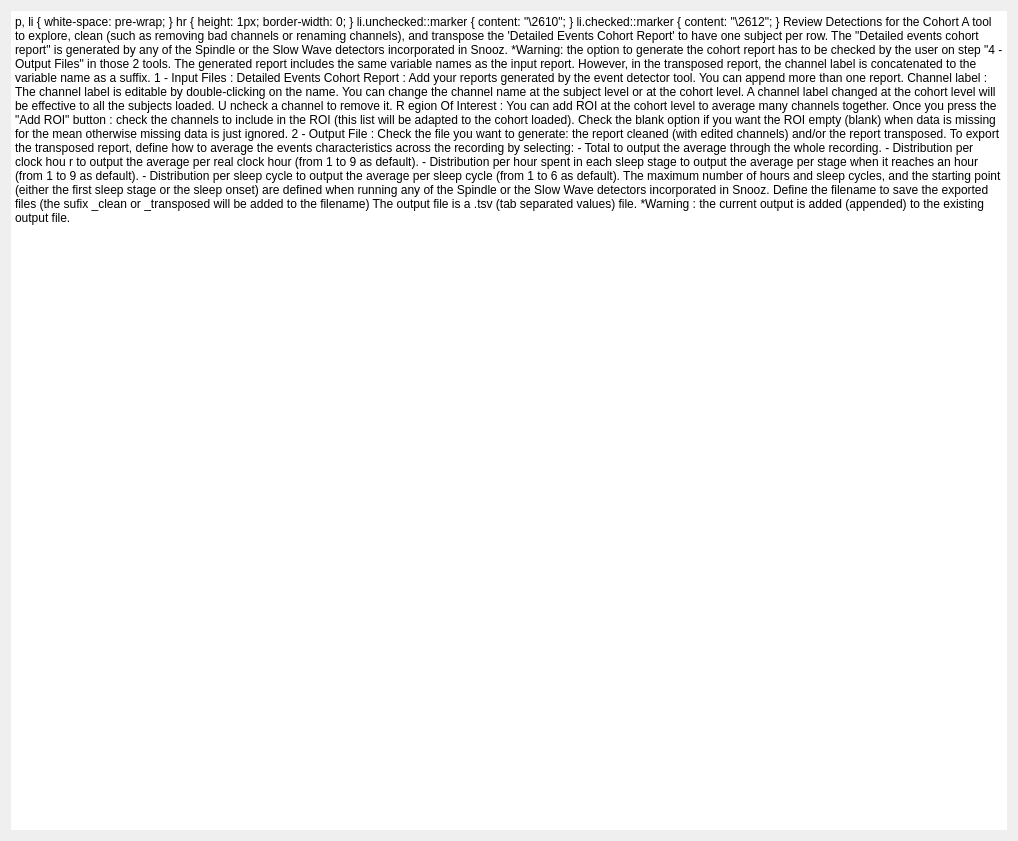
Old version of the form tools/CEAMSTools/DetectionsCohortReview/IntroStep/Ui_IntroStep.ui in the repository SnoozToolbox/snooz-package-ceams.
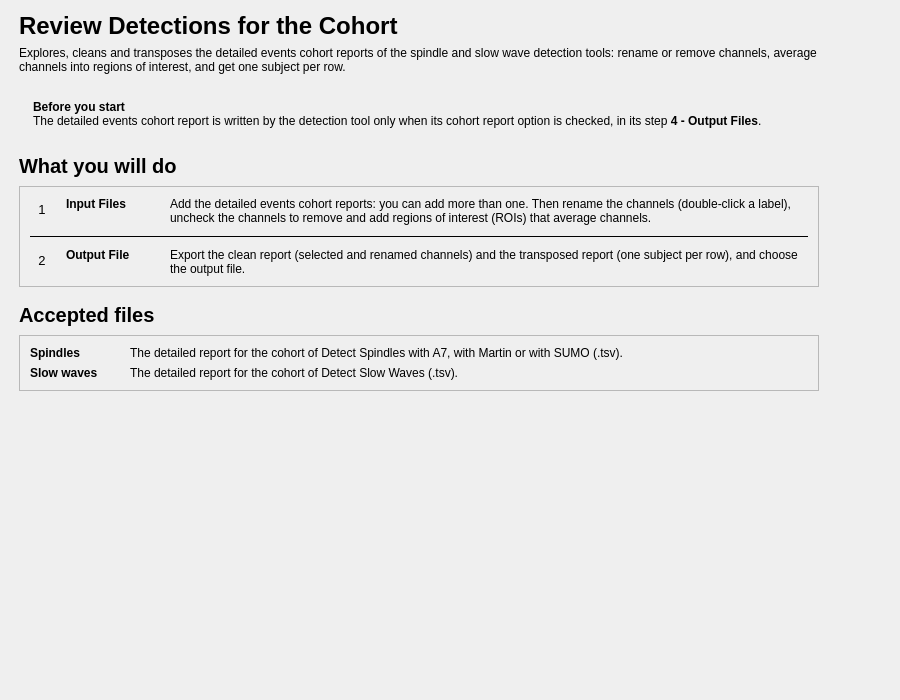
New version of the form.

Commit message: Review Detections for the Cohort: redesigned pages (tool 2.2.2)

```diff
--- a/tools/CEAMSTools/DetectionsCohortReview/IntroStep/Ui_IntroStep.ui
+++ b/tools/CEAMSTools/DetectionsCohortReview/IntroStep/Ui_IntroStep.ui
@@ -6,77 +6,476 @@
    <rect>
     <x>0</x>
     <y>0</y>
-    <width>1018</width>
-    <height>841</height>
+    <width>900</width>
+    <height>700</height>
    </rect>
   </property>
   <property name="windowTitle">
    <string/>
   </property>
-  <layout class="QHBoxLayout" name="horizontalLayout">
+  <layout class="QVBoxLayout" name="verticalLayout">
+   <property name="leftMargin">
+    <number>19</number>
+   </property>
+   <property name="topMargin">
+    <number>12</number>
+   </property>
+   <property name="rightMargin">
+    <number>19</number>
+   </property>
+   <property name="bottomMargin">
+    <number>12</number>
+   </property>
    <item>
-    <widget class="QTextEdit" name="textEdit">
-     <property name="frameShape">
-      <enum>QFrame::Shape::NoFrame</enum>
+    <layout class="QHBoxLayout" name="content_row" stretch="1,0">
+     <property name="leftMargin">
+      <number>0</number>
      </property>
-     <property name="frameShadow">
-      <enum>QFrame::Shadow::Plain</enum>
+     <property name="topMargin">
+      <number>0</number>
      </property>
-     <property name="lineWidth">
+     <property name="rightMargin">
       <number>0</number>
      </property>
-     <property name="readOnly">
-      <bool>true</bool>
+     <property name="bottomMargin">
+      <number>0</number>
      </property>
-     <property name="html">
-      <string>&lt;!DOCTYPE HTML PUBLIC &quot;-//W3C//DTD HTML 4.0//EN&quot; &quot;http://www.w3.org/TR/REC-html40/strict.dtd&quot;&gt;
-&lt;html&gt;&lt;head&gt;&lt;meta name=&quot;qrichtext&quot; content=&quot;1&quot; /&gt;&lt;meta charset=&quot;utf-8&quot; /&gt;&lt;style type=&quot;text/css&quot;&gt;
-p, li { white-space: pre-wrap; }
-hr { height: 1px; border-width: 0; }
-li.unchecked::marker { content: &quot;\2610&quot;; }
-li.checked::marker { content: &quot;\2612&quot;; }
-&lt;/style&gt;&lt;/head&gt;&lt;body style=&quot; font-size:12pt; font-weight:400; font-style:normal;&quot;&gt;
-&lt;p style=&quot;-qt-paragraph-type:empty; margin-top:0px; margin-bottom:0px; margin-left:0px; margin-right:0px; -qt-block-indent:0; text-indent:0px;&quot;&gt;&lt;br /&gt;&lt;/p&gt;
-&lt;p style=&quot; margin-top:0px; margin-bottom:0px; margin-left:0px; margin-right:0px; -qt-block-indent:0; text-indent:0px;&quot;&gt;&lt;span style=&quot; font-weight:600;&quot;&gt;Review Detections for the Cohort &lt;/span&gt;&lt;/p&gt;
-&lt;p style=&quot;-qt-paragraph-type:empty; margin-top:0px; margin-bottom:0px; margin-left:0px; margin-right:0px; -qt-block-indent:0; text-indent:0px; font-weight:600;&quot;&gt;&lt;br /&gt;&lt;/p&gt;
-&lt;p style=&quot; margin-top:0px; margin-bottom:0px; margin-left:0px; margin-right:0px; -qt-block-indent:0; text-indent:0px;&quot;&gt;A tool to explore, clean (such as removing bad channels or renaming channels), and transpose the 'Detailed Events Cohort Report' to have one subject per row.&lt;/p&gt;
-&lt;p style=&quot;-qt-paragraph-type:empty; margin-top:0px; margin-bottom:0px; margin-left:0px; margin-right:0px; -qt-block-indent:0; text-indent:0px;&quot;&gt;&lt;br /&gt;&lt;/p&gt;
-&lt;p style=&quot; margin-top:0px; margin-bottom:0px; margin-left:0px; margin-right:0px; -qt-block-indent:0; text-indent:0px;&quot;&gt;The &amp;quot;Detailed events cohort report&amp;quot; is generated by any of the Spindle or the Slow Wave detectors incorporated in Snooz.&lt;/p&gt;
-&lt;p style=&quot; margin-top:0px; margin-bottom:0px; margin-left:0px; margin-right:0px; -qt-block-indent:0; text-indent:0px;&quot;&gt;*Warning: the option to generate the cohort report has to be checked by the user on step &amp;quot;4 - Output Files&amp;quot; in those 2 tools.&lt;/p&gt;
-&lt;p style=&quot;-qt-paragraph-type:empty; margin-top:0px; margin-bottom:0px; margin-left:0px; margin-right:0px; -qt-block-indent:0; text-indent:0px;&quot;&gt;&lt;br /&gt;&lt;/p&gt;
-&lt;p style=&quot; margin-top:0px; margin-bottom:0px; margin-left:0px; margin-right:0px; -qt-block-indent:0; text-indent:0px;&quot;&gt;The generated report includes the same variable names as the input report. However, in the transposed report, the channel label is concatenated to the variable name as a suffix.&lt;/p&gt;
-&lt;p style=&quot;-qt-paragraph-type:empty; margin-top:0px; margin-bottom:0px; margin-left:0px; margin-right:0px; -qt-block-indent:0; text-indent:0px;&quot;&gt;&lt;br /&gt;&lt;/p&gt;
-&lt;p style=&quot; margin-top:0px; margin-bottom:0px; margin-left:0px; margin-right:0px; -qt-block-indent:0; text-indent:0px;&quot;&gt;&lt;span style=&quot; text-decoration: underline;&quot;&gt;1 - Input Files :&lt;/span&gt;&lt;/p&gt;
-&lt;p style=&quot;-qt-paragraph-type:empty; margin-top:0px; margin-bottom:0px; margin-left:0px; margin-right:0px; -qt-block-indent:0; text-indent:0px; text-decoration: underline;&quot;&gt;&lt;br /&gt;&lt;/p&gt;
-&lt;p style=&quot; margin-top:0px; margin-bottom:0px; margin-left:0px; margin-right:0px; -qt-block-indent:0; text-indent:0px;&quot;&gt;&lt;span style=&quot; font-weight:700;&quot;&gt;Detailed Events Cohort Report : &lt;/span&gt;&lt;/p&gt;
-&lt;p style=&quot; margin-top:0px; margin-bottom:0px; margin-left:0px; margin-right:0px; -qt-block-indent:0; text-indent:0px;&quot;&gt;Add your reports generated by the event detector tool.&lt;/p&gt;
-&lt;p style=&quot; margin-top:0px; margin-bottom:0px; margin-left:0px; margin-right:0px; -qt-block-indent:0; text-indent:0px;&quot;&gt;You can append more than one report. &lt;/p&gt;
-&lt;p style=&quot;-qt-paragraph-type:empty; margin-top:0px; margin-bottom:0px; margin-left:0px; margin-right:0px; -qt-block-indent:0; text-indent:0px;&quot;&gt;&lt;br /&gt;&lt;/p&gt;
-&lt;p style=&quot; margin-top:0px; margin-bottom:0px; margin-left:0px; margin-right:0px; -qt-block-indent:0; text-indent:0px;&quot;&gt;&lt;span style=&quot; font-weight:700;&quot;&gt;Channel label : &lt;/span&gt;&lt;/p&gt;
-&lt;p style=&quot; margin-top:0px; margin-bottom:0px; margin-left:0px; margin-right:0px; -qt-block-indent:0; text-indent:0px;&quot;&gt;&lt;span style=&quot; color:#000000; background-color:transparent;&quot;&gt;The channel label is editable by double-clicking on the name.&lt;/span&gt;&lt;/p&gt;
-&lt;p style=&quot; margin-top:0px; margin-bottom:0px; margin-left:0px; margin-right:0px; -qt-block-indent:0; text-indent:0px;&quot;&gt;&lt;span style=&quot; color:#000000; background-color:transparent;&quot;&gt;You can change the channel name at the subject level or at the cohort level.&lt;/span&gt;&lt;/p&gt;
-&lt;p style=&quot; margin-top:0px; margin-bottom:0px; margin-left:0px; margin-right:0px; -qt-block-indent:0; text-indent:0px; line-height:138%;&quot;&gt;&lt;span style=&quot; color:#000000; background-color:transparent;&quot;&gt;A channel label changed at the cohort level will be effective to all the subjects loaded.&lt;br /&gt;&lt;/span&gt;&lt;a name=&quot;docs-internal-guid-f4d620f5-7fff-c293-f18e-2502f4c333fa&quot;&gt;&lt;/a&gt;&lt;span style=&quot; color:#000000; background-color:transparent;&quot;&gt;U&lt;/span&gt;&lt;span style=&quot; color:#000000; background-color:transparent;&quot;&gt;ncheck a channel to remove it.&lt;/span&gt;&lt;/p&gt;
-&lt;p style=&quot;-qt-paragraph-type:empty; margin-top:0px; margin-bottom:0px; margin-left:0px; margin-right:0px; -qt-block-indent:0; text-indent:0px; line-height:138%; color:#000000;&quot;&gt;&lt;br /&gt;&lt;/p&gt;
-&lt;p style=&quot; margin-top:0px; margin-bottom:0px; margin-left:0px; margin-right:0px; -qt-block-indent:0; text-indent:0px; line-height:138%;&quot;&gt;&lt;a name=&quot;docs-internal-guid-dddb6927-7fff-085b-95eb-f8ee0decd42b&quot;&gt;&lt;/a&gt;&lt;span style=&quot; font-weight:700; color:#000000; background-color:transparent;&quot;&gt;R&lt;/span&gt;&lt;span style=&quot; font-weight:700; color:#000000; background-color:transparent;&quot;&gt;egion Of Interest : &lt;/span&gt;&lt;/p&gt;
-&lt;p style=&quot; margin-top:0px; margin-bottom:0px; margin-left:0px; margin-right:0px; -qt-block-indent:0; text-indent:0px; line-height:138%;&quot;&gt;&lt;span style=&quot; color:#000000; background-color:transparent;&quot;&gt;You can add ROI at the cohort level to average many channels together.&lt;/span&gt;&lt;/p&gt;
-&lt;p style=&quot; margin-top:0px; margin-bottom:0px; margin-left:0px; margin-right:0px; -qt-block-indent:0; text-indent:0px; line-height:138%;&quot;&gt;&lt;span style=&quot; color:#000000; background-color:transparent;&quot;&gt;Once you press the &amp;quot;Add ROI&amp;quot; button : check the channels to include in the ROI (this list will be adapted to the cohort loaded).&lt;/span&gt;&lt;/p&gt;
-&lt;p style=&quot; margin-top:0px; margin-bottom:0px; margin-left:0px; margin-right:0px; -qt-block-indent:0; text-indent:0px; line-height:138%;&quot;&gt;&lt;span style=&quot; color:#000000; background-color:transparent;&quot;&gt;Check the blank option if you want the ROI empty (blank) when data is missing for the mean otherwise missing data is just ignored.&lt;/span&gt;&lt;/p&gt;
-&lt;p style=&quot;-qt-paragraph-type:empty; margin-top:0px; margin-bottom:0px; margin-left:0px; margin-right:0px; -qt-block-indent:0; text-indent:0px;&quot;&gt;&lt;br /&gt;&lt;/p&gt;
-&lt;p style=&quot; margin-top:0px; margin-bottom:0px; margin-left:0px; margin-right:0px; -qt-block-indent:0; text-indent:0px;&quot;&gt;&lt;span style=&quot; text-decoration: underline;&quot;&gt;2 - Output File :&lt;/span&gt;&lt;/p&gt;
-&lt;p style=&quot;-qt-paragraph-type:empty; margin-top:0px; margin-bottom:0px; margin-left:0px; margin-right:0px; -qt-block-indent:0; text-indent:0px; text-decoration: underline;&quot;&gt;&lt;br /&gt;&lt;/p&gt;
-&lt;p style=&quot; margin-top:0px; margin-bottom:0px; margin-left:0px; margin-right:0px; -qt-block-indent:0; text-indent:0px;&quot;&gt;Check the file you want to generate: the report cleaned (with edited channels) and/or the report transposed. &lt;/p&gt;
-&lt;p style=&quot;-qt-paragraph-type:empty; margin-top:0px; margin-bottom:0px; margin-left:0px; margin-right:0px; -qt-block-indent:0; text-indent:0px;&quot;&gt;&lt;br /&gt;&lt;/p&gt;
-&lt;p style=&quot; margin-top:0px; margin-bottom:0px; margin-left:0px; margin-right:0px; -qt-block-indent:0; text-indent:0px;&quot;&gt;To export the transposed report, define how to average the events characteristics across the recording by selecting: &lt;/p&gt;
-&lt;p style=&quot; margin-top:0px; margin-bottom:0px; margin-left:0px; margin-right:0px; -qt-block-indent:0; text-indent:0px;&quot;&gt;-&lt;span style=&quot; font-weight:700;&quot;&gt;Total&lt;/span&gt; to output the average through the whole recording.&lt;br /&gt;-&lt;span style=&quot; font-weight:700;&quot;&gt;Distribution per clock hou&lt;/span&gt;r to output the average per real clock hour (from 1 to 9 as default).&lt;/p&gt;
-&lt;p style=&quot; margin-top:0px; margin-bottom:0px; margin-left:0px; margin-right:0px; -qt-block-indent:0; text-indent:0px;&quot;&gt;-&lt;span style=&quot; font-weight:700;&quot;&gt;Distribution per hour spent in each sleep stage&lt;/span&gt; to output the average per stage when it reaches an hour (from 1 to 9 as default).&lt;/p&gt;
-&lt;p style=&quot; margin-top:0px; margin-bottom:0px; margin-left:0px; margin-right:0px; -qt-block-indent:0; text-indent:0px;&quot;&gt;-&lt;span style=&quot; font-weight:700;&quot;&gt;Distribution per sleep cycle &lt;/span&gt;to output the average per sleep cycle (from 1 to 6 as default).&lt;br /&gt;&lt;/p&gt;
-&lt;p style=&quot; margin-top:0px; margin-bottom:0px; margin-left:0px; margin-right:0px; -qt-block-indent:0; text-indent:0px;&quot;&gt;The maximum number of hours and sleep cycles, and the starting point (either the first sleep stage or the sleep onset) are defined when running any of the Spindle or the Slow Wave detectors incorporated in Snooz.&lt;/p&gt;
-&lt;p style=&quot;-qt-paragraph-type:empty; margin-top:0px; margin-bottom:0px; margin-left:0px; margin-right:0px; -qt-block-indent:0; text-indent:0px;&quot;&gt;&lt;br /&gt;&lt;/p&gt;
-&lt;p style=&quot; margin-top:0px; margin-bottom:0px; margin-left:0px; margin-right:0px; -qt-block-indent:0; text-indent:0px;&quot;&gt;Define the filename to save the exported files (the sufix _clean or _transposed will be added to the filename)&lt;/p&gt;
-&lt;p style=&quot; margin-top:0px; margin-bottom:0px; margin-left:0px; margin-right:0px; -qt-block-indent:0; text-indent:0px;&quot;&gt;The output file is a .tsv (tab separated values) file. &lt;/p&gt;
-&lt;p style=&quot; margin-top:0px; margin-bottom:0px; margin-left:0px; margin-right:0px; -qt-block-indent:0; text-indent:0px;&quot;&gt;*Warning : the current output is added (appended) to the existing output file.&lt;/p&gt;&lt;/body&gt;&lt;/html&gt;</string>
+     <item>
+      <widget class="QWidget" name="content_widget" native="true">
+       <property name="maximumSize">
+        <size>
+         <width>800</width>
+         <height>16777215</height>
+        </size>
+       </property>
+       <layout class="QVBoxLayout" name="content_layout">
+        <property name="spacing">
+         <number>16</number>
+        </property>
+        <property name="leftMargin">
+         <number>0</number>
+        </property>
+        <property name="topMargin">
+         <number>0</number>
+        </property>
+        <property name="rightMargin">
+         <number>0</number>
+        </property>
+        <property name="bottomMargin">
+         <number>0</number>
+        </property>
+        <item>
+         <layout class="QVBoxLayout" name="header_layout">
+          <property name="spacing">
+           <number>6</number>
+          </property>
+          <item>
+           <widget class="QLabel" name="title_label">
+            <property name="font">
+             <font>
+              <pointsize>18</pointsize>
+              <bold>true</bold>
+             </font>
+            </property>
+            <property name="text">
+             <string>Review Detections for the Cohort</string>
+            </property>
+           </widget>
+          </item>
+          <item>
+           <widget class="QLabel" name="subtitle_label">
+            <property name="text">
+             <string>Explores, cleans and transposes the detailed events cohort reports of the spindle and slow wave detection tools: rename or remove channels, average channels into regions of interest, and get one subject per row.</string>
+            </property>
+            <property name="wordWrap">
+             <bool>true</bool>
+            </property>
+            <property name="variant" stdset="0">
+             <string notr="true">help</string>
+            </property>
+           </widget>
+          </item>
+         </layout>
+        </item>
+        <item>
+         <widget class="QFrame" name="before_info">
+          <property name="frameShape">
+           <enum>QFrame::Shape::NoFrame</enum>
+          </property>
+          <property name="variant" stdset="0">
+           <string notr="true">info</string>
+          </property>
+          <layout class="QHBoxLayout" name="before_info_layout">
+           <property name="leftMargin">
+            <number>14</number>
+           </property>
+           <property name="topMargin">
+            <number>10</number>
+           </property>
+           <property name="rightMargin">
+            <number>14</number>
+           </property>
+           <property name="bottomMargin">
+            <number>10</number>
+           </property>
+           <item>
+            <widget class="QLabel" name="before_info_label">
+             <property name="text">
+              <string>&lt;b&gt;Before you start&lt;/b&gt;&lt;br/&gt;The detailed events cohort report is written by the detection tool only when its cohort report option is checked, in its step &lt;b&gt;4 - Output Files&lt;/b&gt;.</string>
+             </property>
+             <property name="textFormat">
+              <enum>Qt::TextFormat::RichText</enum>
+             </property>
+             <property name="wordWrap">
+              <bool>true</bool>
+             </property>
+            </widget>
+           </item>
+          </layout>
+         </widget>
+        </item>
+        <item>
+         <layout class="QVBoxLayout" name="steps_section_layout">
+          <property name="spacing">
+           <number>8</number>
+          </property>
+          <item>
+           <widget class="QLabel" name="steps_title_label">
+            <property name="font">
+             <font>
+              <pointsize>15</pointsize>
+              <bold>true</bold>
+             </font>
+            </property>
+            <property name="text">
+             <string>What you will do</string>
+            </property>
+           </widget>
+          </item>
+          <item>
+           <widget class="QFrame" name="steps_card">
+            <property name="frameShape">
+             <enum>QFrame::Shape::StyledPanel</enum>
+            </property>
+            <property name="frameShadow">
+             <enum>QFrame::Shadow::Raised</enum>
+            </property>
+            <layout class="QVBoxLayout" name="steps_card_layout">
+             <property name="spacing">
+              <number>10</number>
+             </property>
+             <property name="leftMargin">
+              <number>10</number>
+             </property>
+             <property name="topMargin">
+              <number>10</number>
+             </property>
+             <property name="rightMargin">
+              <number>10</number>
+             </property>
+             <property name="bottomMargin">
+              <number>10</number>
+             </property>
+             <item>
+              <layout class="QGridLayout" name="steps_grid" columnstretch="0,0,0,1">
+               <property name="horizontalSpacing">
+                <number>12</number>
+               </property>
+               <property name="verticalSpacing">
+                <number>10</number>
+               </property>
+               <item row="0" column="0" alignment="Qt::AlignmentFlag::AlignTop">
+                <widget class="QLabel" name="step_1_number_label">
+                 <property name="font">
+                  <font>
+                   <pointsize>10</pointsize>
+                  </font>
+                 </property>
+                 <property name="text">
+                  <string>1</string>
+                 </property>
+                 <property name="variant" stdset="0">
+                  <string notr="true">step_number</string>
+                 </property>
+                 <property name="minimumSize">
+                  <size>
+                   <width>24</width>
+                   <height>24</height>
+                  </size>
+                 </property>
+                 <property name="maximumSize">
+                  <size>
+                   <width>24</width>
+                   <height>24</height>
+                  </size>
+                 </property>
+                 <property name="alignment">
+                  <set>Qt::AlignmentFlag::AlignCenter</set>
+                 </property>
+                </widget>
+               </item>
+               <item row="0" column="1">
+                <widget class="QLabel" name="step_1_name_label">
+                 <property name="font">
+                  <font>
+                   <bold>true</bold>
+                  </font>
+                 </property>
+                 <property name="text">
+                  <string>Input Files</string>
+                 </property>
+                 <property name="alignment">
+                  <set>Qt::AlignmentFlag::AlignLeading|Qt::AlignmentFlag::AlignLeft|Qt::AlignmentFlag::AlignTop</set>
+                 </property>
+                </widget>
+               </item>
+               <item row="0" column="2">
+                <spacer name="steps_gap">
+                 <property name="orientation">
+                  <enum>Qt::Orientation::Horizontal</enum>
+                 </property>
+                 <property name="sizeType">
+                  <enum>QSizePolicy::Policy::Fixed</enum>
+                 </property>
+                 <property name="sizeHint" stdset="0">
+                  <size>
+                   <width>16</width>
+                   <height>20</height>
+                  </size>
+                 </property>
+                </spacer>
+               </item>
+               <item row="0" column="3">
+                <widget class="QLabel" name="step_1_label">
+                 <property name="text">
+                  <string>Add the detailed events cohort reports: you can add more than one. Then rename the channels (double-click a label), uncheck the channels to remove and add regions of interest (ROIs) that average channels.</string>
+                 </property>
+                 <property name="wordWrap">
+                  <bool>true</bool>
+                 </property>
+                 <property name="variant" stdset="0">
+                  <string notr="true">help</string>
+                 </property>
+                 <property name="alignment">
+                  <set>Qt::AlignmentFlag::AlignLeading|Qt::AlignmentFlag::AlignLeft|Qt::AlignmentFlag::AlignTop</set>
+                 </property>
+                </widget>
+               </item>
+               <item row="1" column="0" rowspan="1" colspan="4">
+                <widget class="QFrame" name="step_line_2">
+                 <property name="frameShape">
+                  <enum>QFrame::Shape::HLine</enum>
+                 </property>
+                 <property name="frameShadow">
+                  <enum>QFrame::Shadow::Plain</enum>
+                 </property>
+                </widget>
+               </item>
+               <item row="2" column="0" alignment="Qt::AlignmentFlag::AlignTop">
+                <widget class="QLabel" name="step_2_number_label">
+                 <property name="font">
+                  <font>
+                   <pointsize>10</pointsize>
+                  </font>
+                 </property>
+                 <property name="text">
+                  <string>2</string>
+                 </property>
+                 <property name="variant" stdset="0">
+                  <string notr="true">step_number</string>
+                 </property>
+                 <property name="minimumSize">
+                  <size>
+                   <width>24</width>
+                   <height>24</height>
+                  </size>
+                 </property>
+                 <property name="maximumSize">
+                  <size>
+                   <width>24</width>
+                   <height>24</height>
+                  </size>
+                 </property>
+                 <property name="alignment">
+                  <set>Qt::AlignmentFlag::AlignCenter</set>
+                 </property>
+                </widget>
+               </item>
+               <item row="2" column="1">
+                <widget class="QLabel" name="step_2_name_label">
+                 <property name="font">
+                  <font>
+                   <bold>true</bold>
+                  </font>
+                 </property>
+                 <property name="text">
+                  <string>Output File</string>
+                 </property>
+                 <property name="alignment">
+                  <set>Qt::AlignmentFlag::AlignLeading|Qt::AlignmentFlag::AlignLeft|Qt::AlignmentFlag::AlignTop</set>
+                 </property>
+                </widget>
+               </item>
+               <item row="2" column="3">
+                <widget class="QLabel" name="step_2_label">
+                 <property name="text">
+                  <string>Export the clean report (selected and renamed channels) and the transposed report (one subject per row), and choose the output file.</string>
+                 </property>
+                 <property name="wordWrap">
+                  <bool>true</bool>
+                 </property>
+                 <property name="variant" stdset="0">
+                  <string notr="true">help</string>
+                 </property>
+                 <property name="alignment">
+                  <set>Qt::AlignmentFlag::AlignLeading|Qt::AlignmentFlag::AlignLeft|Qt::AlignmentFlag::AlignTop</set>
+                 </property>
+                </widget>
+               </item>
+              </layout>
+             </item>
+            </layout>
+           </widget>
+          </item>
+         </layout>
+        </item>
+        <item>
+         <layout class="QVBoxLayout" name="files_section_layout">
+          <property name="spacing">
+           <number>8</number>
+          </property>
+          <item>
+           <widget class="QLabel" name="files_title_label">
+            <property name="font">
+             <font>
+              <pointsize>15</pointsize>
+              <bold>true</bold>
+             </font>
+            </property>
+            <property name="text">
+             <string>Accepted files</string>
+            </property>
+           </widget>
+          </item>
+          <item>
+           <widget class="QFrame" name="files_card">
+            <property name="frameShape">
+             <enum>QFrame::Shape::StyledPanel</enum>
+            </property>
+            <property name="frameShadow">
+             <enum>QFrame::Shadow::Raised</enum>
+            </property>
+            <layout class="QVBoxLayout" name="files_card_layout">
+             <property name="spacing">
+              <number>10</number>
+             </property>
+             <property name="leftMargin">
+              <number>10</number>
+             </property>
+             <property name="topMargin">
+              <number>10</number>
+             </property>
+             <property name="rightMargin">
+              <number>10</number>
+             </property>
+             <property name="bottomMargin">
+              <number>10</number>
+             </property>
+             <item>
+              <layout class="QGridLayout" name="files_grid" columnstretch="0,1">
+               <property name="horizontalSpacing">
+                <number>32</number>
+               </property>
+               <property name="verticalSpacing">
+                <number>6</number>
+               </property>
+               <item row="0" column="0">
+                <widget class="QLabel" name="file_1_name_label">
+                 <property name="font">
+                  <font>
+                   <bold>true</bold>
+                  </font>
+                 </property>
+                 <property name="text">
+                  <string>Spindles</string>
+                 </property>
+                 <property name="alignment">
+                  <set>Qt::AlignmentFlag::AlignLeading|Qt::AlignmentFlag::AlignLeft|Qt::AlignmentFlag::AlignTop</set>
+                 </property>
+                </widget>
+               </item>
+               <item row="0" column="1">
+                <widget class="QLabel" name="file_1_label">
+                 <property name="text">
+                  <string>The detailed report for the cohort of Detect Spindles with A7, with Martin or with SUMO (.tsv).</string>
+                 </property>
+                 <property name="wordWrap">
+                  <bool>true</bool>
+                 </property>
+                </widget>
+               </item>
+               <item row="1" column="0">
+                <widget class="QLabel" name="file_2_name_label">
+                 <property name="font">
+                  <font>
+                   <bold>true</bold>
+                  </font>
+                 </property>
+                 <property name="text">
+                  <string>Slow waves</string>
+                 </property>
+                 <property name="alignment">
+                  <set>Qt::AlignmentFlag::AlignLeading|Qt::AlignmentFlag::AlignLeft|Qt::AlignmentFlag::AlignTop</set>
+                 </property>
+                </widget>
+               </item>
+               <item row="1" column="1">
+                <widget class="QLabel" name="file_2_label">
+                 <property name="text">
+                  <string>The detailed report for the cohort of Detect Slow Waves (.tsv).</string>
+                 </property>
+                 <property name="wordWrap">
+                  <bool>true</bool>
+                 </property>
+                </widget>
+               </item>
+              </layout>
+             </item>
+            </layout>
+           </widget>
+          </item>
+         </layout>
+        </item>
+       </layout>
+      </widget>
+     </item>
+     <item>
+      <spacer name="content_spacer">
+       <property name="orientation">
+        <enum>Qt::Orientation::Horizontal</enum>
+       </property>
+       <property name="sizeHint" stdset="0">
+        <size>
+         <width>40</width>
+         <height>20</height>
+        </size>
+       </property>
+      </spacer>
+     </item>
+    </layout>
+   </item>
+   <item>
+    <spacer name="verticalSpacer">
+     <property name="orientation">
+      <enum>Qt::Orientation::Vertical</enum>
      </property>
-    </widget>
+     <property name="sizeHint" stdset="0">
+      <size>
+       <width>40</width>
+       <height>20</height>
+      </size>
+     </property>
+    </spacer>
    </item>
   </layout>
  </widget>
```
Left out of the diff: 6 changed lines with no effect on the pictures. The commit also changes 12 other files.
